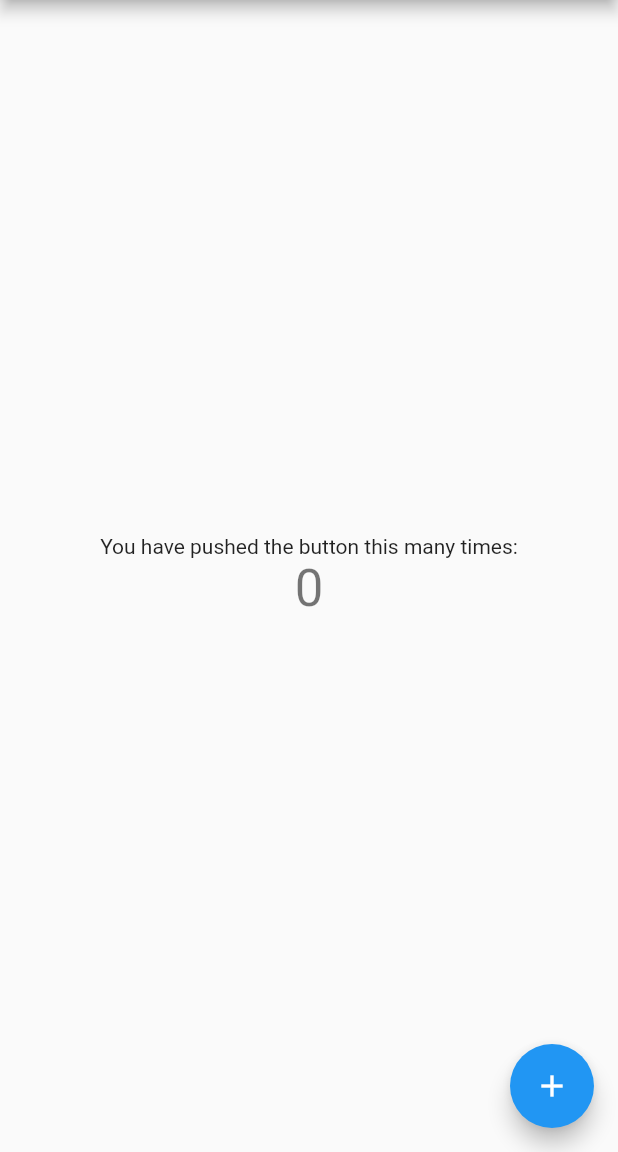
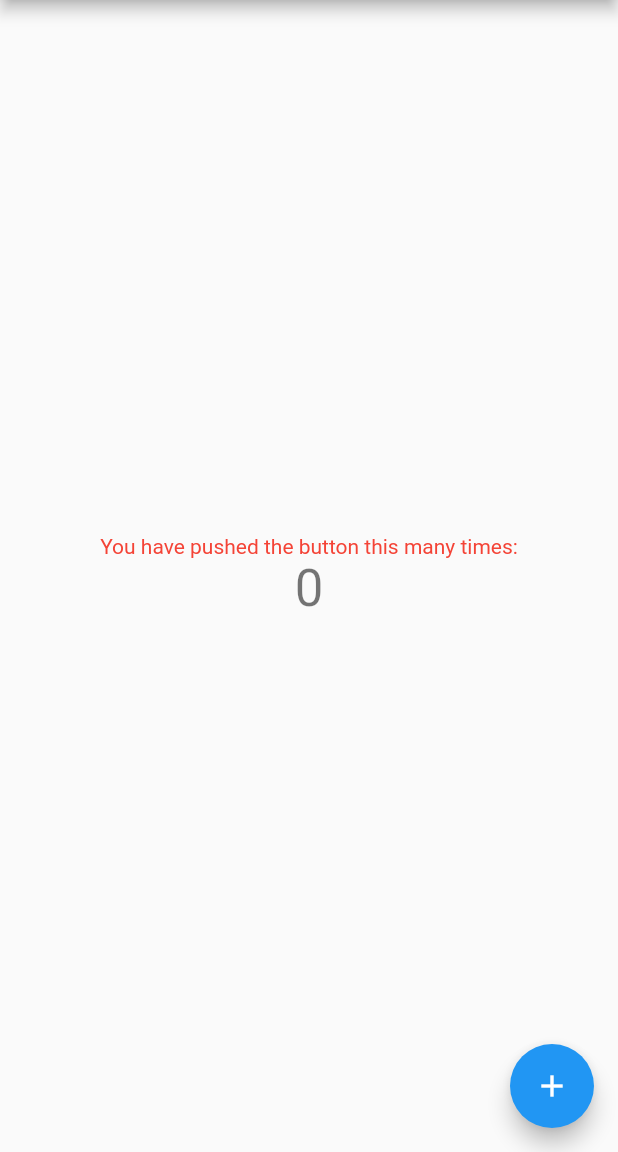
Before and after one commit to KristinaZoteva/counter-actions-test, a Flutter app: the screen it shows after launch, on a phone screen of 412 x 824 dp, the part 84-1236 px from its top. Run offline on Flutter 3.47's test engine with Material 2 defaults, Android fonts, the phone set to English and light mode, and no system bars.

Commit message:
Chore: change color in title.

```diff
--- a/lib/main.dart
+++ b/lib/main.dart
@@ -50,6 +50,7 @@ class _MyHomePageState extends State<MyHomePage> {
           children: <Widget>[
             const Text(
               'You have pushed the button this many times:',
+              style: TextStyle(color: Colors.red),
             ),
             Text(
               '$_counter',
```
Also changed, not shown: 169 other files.
